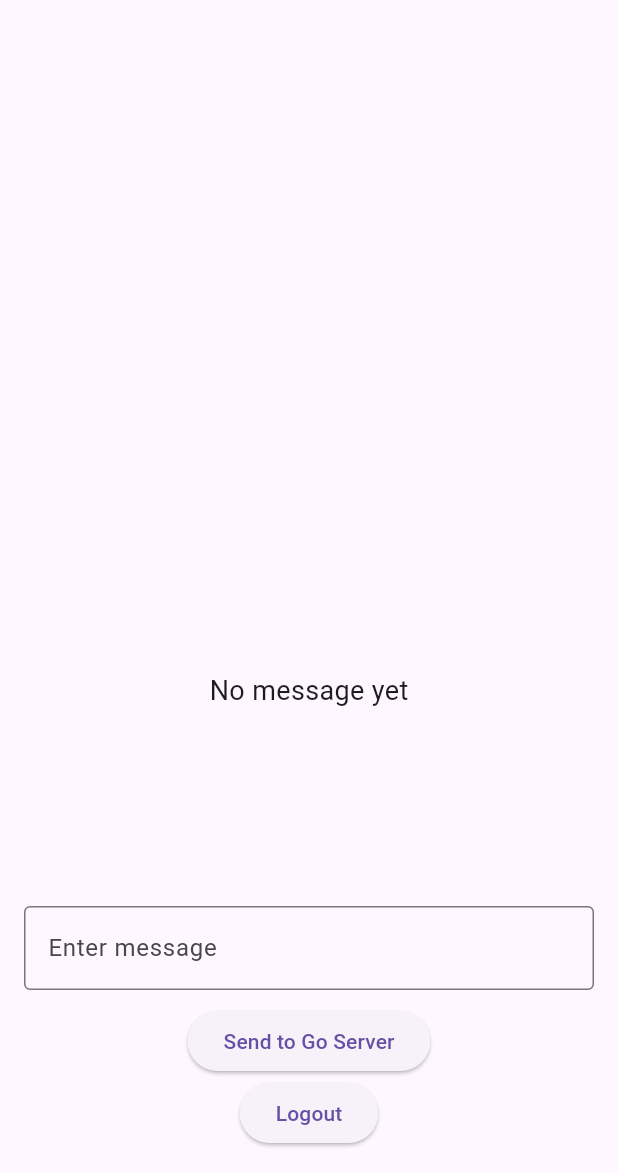
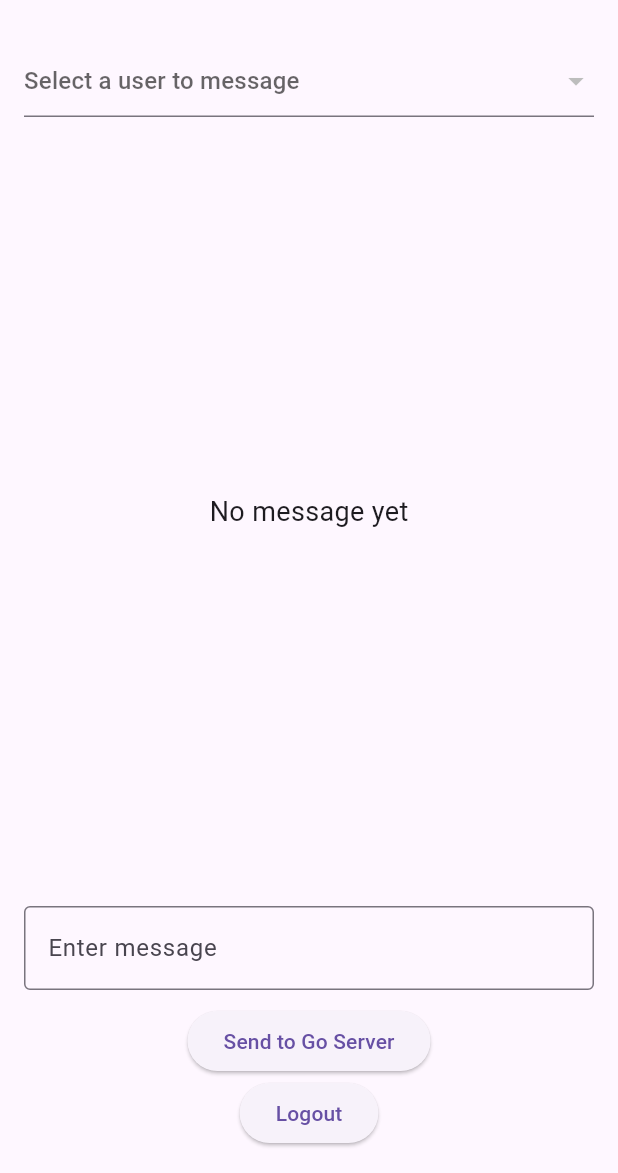
Before and after one commit to benaronow/gameparrot_frontend, a Flutter app: the Home screen opened directly, after a tap on "Send to Go Server", on a phone screen of 412 x 824 dp, the part 63-1236 px from its top. Run offline on Flutter 3.47's test engine with Material 3 defaults, Android fonts, the phone set to English and light mode, and no system bars; our stand-ins replace firebase_auth, firebase_core, flutter_dotenv, google_sign_in; accounts and stored records are empty; network calls fail; statements that could not run were skipped.

Commit message:
choose who to message

```diff
--- a/lib/home.dart
+++ b/lib/home.dart
@@ -15,28 +15,42 @@ class Home extends StatefulWidget {
 }
 
 class _HomeState extends State<Home> {
-  final WebSocketChannel channel = WebSocketChannel.connect(
+  WebSocketChannel? statusChannel;
+  WebSocketChannel? messageChannel;
+  String? selectedUserId;
+
+  Future<void> initWebSockets() async {
+    final authProvider = Provider.of<FirebaseAuthProvider>(
+      context,
+      listen: false,
+    );
+
+    final status = WebSocketChannel.connect(
+      Uri.parse('ws://localhost:8080/ws/status'),
+    );
+    await status.ready;
+
+    final message = WebSocketChannel.connect(
       Uri.parse('ws://localhost:8080/ws/message'),
     );
 
-  @override
-  void dispose() {
-    channel.sink.close();
-    super.dispose();
+    setState(() {
+      statusChannel = status;
+      messageChannel = message;
+    });
+
+    if (authProvider.uid != null) {
+      status.sink.add(authProvider.uid);
+      message.sink.add(authProvider.uid);
     }
 
-  void _sendMessage(String message) {
-    channel.sink.add(message);
+    listenToStatusUpdates();
   }
 
   List<User> users = List.empty();
 
-  final WebSocketChannel userChannel = WebSocketChannel.connect(
-    Uri.parse('ws://localhost:8080/ws/status'),
-  );
-
   void listenToStatusUpdates() {
-    userChannel.stream.listen((message) {
+    statusChannel?.stream.listen((message) {
       final List<dynamic> data = jsonDecode(message);
       final List<User> usersList = data
           .map((json) => User.fromJson(json))
@@ -47,22 +61,23 @@ class _HomeState extends State<Home> {
     });
   }
 
+  void _sendMessage(String message, String uid) {
+    if (selectedUserId == null) return;
+    final msgJson = {"message": message, "from": uid, "to": selectedUserId};
+    messageChannel?.sink.add(jsonEncode(msgJson));
+  }
+
   @override
   void initState() {
     super.initState();
+    initWebSockets();
+  }
 
-    listenToStatusUpdates();
-
-    WidgetsBinding.instance.addPostFrameCallback((_) {
-      final authProvider = Provider.of<FirebaseAuthProvider>(
-        context,
-        listen: false,
-      );
-
-      if (authProvider.uid != null) {
-        userChannel.sink.add(authProvider.uid);
-      }
-    });
+  @override
+  void dispose() {
+    statusChannel?.sink.close();
+    messageChannel?.sink.close();
+    super.dispose();
   }
 
   @override
@@ -75,25 +90,34 @@ class _HomeState extends State<Home> {
         padding: const EdgeInsets.all(16.0),
         child: Column(
           children: [
-            Expanded(
-              child: ListView.builder(
-                itemCount: users.length,
-                itemBuilder: (context, index) {
-                  final user = users[index];
-                  return ListTile(
-                    title: Text(user.email),
-                    leading: Icon(
+            DropdownButtonFormField<String>(
+              value: selectedUserId,
+              onChanged: (value) {
+                setState(() {
+                  selectedUserId = value;
+                });
+              },
+              hint: const Text('Select a user to message'),
+              items: users.map((user) {
+                return DropdownMenuItem<String>(
+                  value: user.uid,
+                  child: Row(
+                    children: [
+                      Icon(
                         Icons.circle,
                         color: user.online ? Colors.green : Colors.grey,
-                      size: 12,
+                        size: 10,
+                      ),
+                      const SizedBox(width: 8),
+                      Text(user.email),
+                    ],
                   ),
                 );
-                },
-              ),
+              }).toList(),
             ),
             Expanded(
               child: StreamBuilder(
-                stream: channel.stream,
+                stream: messageChannel?.stream,
                 builder: (context, snapshot) {
                   return Center(
                     child: Text(
--- a/lib/main.dart
+++ b/lib/main.dart
@@ -10,7 +10,7 @@ import 'package:flutter_dotenv/flutter_dotenv.dart';
 
 void main() async {
   WidgetsFlutterBinding.ensureInitialized();
-  await dotenv.load(fileName: ".env");
+  await dotenv.load();
 
   if (kIsWeb) {
     await Firebase.initializeApp(
--- a/lib/message_input.dart
+++ b/lib/message_input.dart
@@ -1,7 +1,9 @@
 import 'package:flutter/material.dart';
+import 'package:gameparrot/providers/auth_provider.dart';
+import 'package:provider/provider.dart';
 
 class MessageInput extends StatefulWidget {
-  final void Function(String) onSend;
+  final void Function(String, String) onSend;
 
   const MessageInput({super.key, required this.onSend});
 
@@ -18,16 +20,18 @@ class _MessageInputState extends State<MessageInput> {
     super.dispose();
   }
 
-  void _send() {
+  void _send(String uid) {
     final text = _controller.text.trim();
-    if (text.isNotEmpty) {
-      widget.onSend(text);
+    if (text.isNotEmpty && uid.isNotEmpty) {
+      widget.onSend(text, uid);
       _controller.clear();
     }
   }
 
   @override
   Widget build(BuildContext context) {
+    final authProvider = Provider.of<FirebaseAuthProvider>(context);
+
     return Column(
       children: [
         TextField(
@@ -36,11 +40,11 @@ class _MessageInputState extends State<MessageInput> {
             labelText: 'Enter message',
             border: OutlineInputBorder(),
           ),
-          onSubmitted: (_) => _send(),
+          onSubmitted: (_) => {_send(authProvider.uid ?? "")},
         ),
         const SizedBox(height: 10),
         ElevatedButton(
-          onPressed: _send,
+          onPressed: () => _send(authProvider.uid ?? ""),
           child: const Text('Send to Go Server'),
         ),
       ],
--- a/pubspec.yaml
+++ b/pubspec.yaml
@@ -30,6 +30,7 @@ environment:
 dependencies:
   flutter:
     sdk: flutter
+
   web_socket_channel: ^3.0.3
   http: ^1.2.1
   firebase_core: ^3.13.1
@@ -93,3 +94,5 @@ flutter:
   #
   # For details regarding fonts from package dependencies,
   # see https://flutter.dev/to/font-from-package
+  assets:
+      - .env
```
Lines whose indentation alone changed are shown as unchanged.
